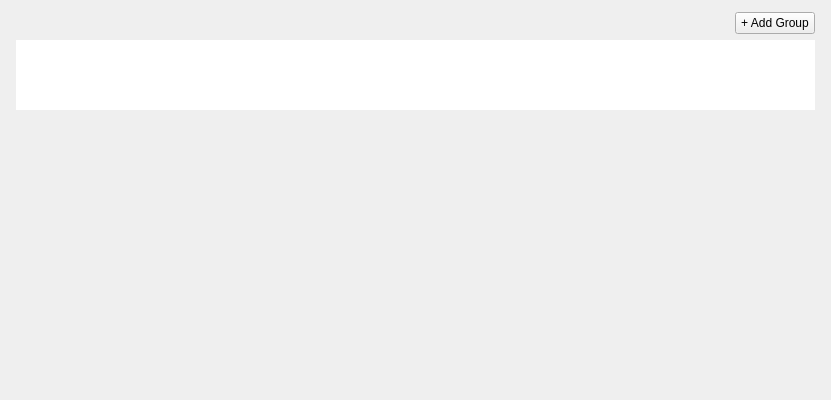
This is vms/client/nx_vms_client_desktop/src/nx/vms/client/desktop/system_administration/widgets/user_groups_widget.ui in networkoptix/nx_open as Qt 5 draws it before an edit. The edited form follows.
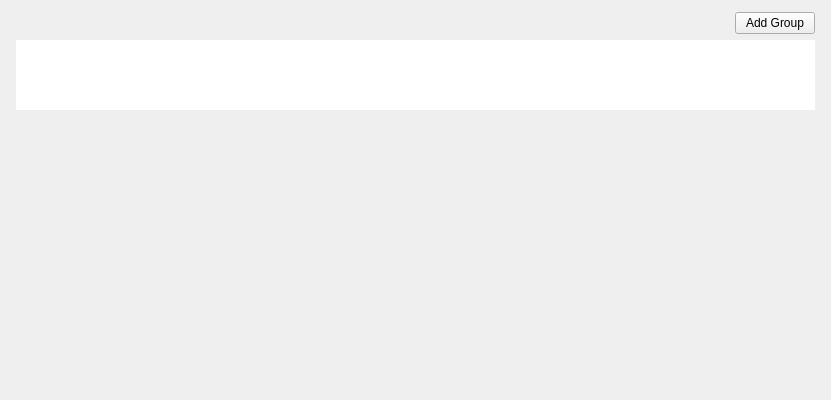
This is the edited form. Custom widgets are drawn as their Qt base class.

Commit message: VMS-40663: Fix UI bugs in User and Group lists

The edit to the form file:
```diff
--- a/vms/client/nx_vms_client_desktop/src/nx/vms/client/desktop/system_administration/widgets/user_groups_widget.ui
+++ b/vms/client/nx_vms_client_desktop/src/nx/vms/client/desktop/system_administration/widgets/user_groups_widget.ui
@@ -34,7 +34,7 @@
      <item>
       <layout class="QHBoxLayout" name="horizontalLayout_5">
        <property name="spacing">
-        <number>16</number>
+        <number>8</number>
        </property>
        <item>
         <widget class="nx::vms::client::desktop::SearchLineEdit" name="filterLineEdit" native="true">
@@ -58,7 +58,7 @@
           <enum>Qt::TabFocus</enum>
          </property>
          <property name="text">
-          <string>+ Add Group</string>
+          <string>Add Group</string>
          </property>
         </widget>
        </item>
```
The commit also changes 5 other files.
